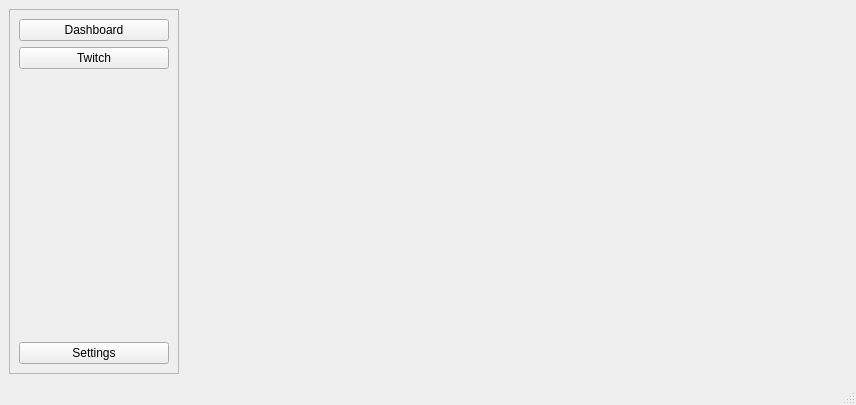
Before: the Qt Designer form ui/mainwindow.ui in itsjusty0gurt/StreamHouse, drawn with Qt 5.
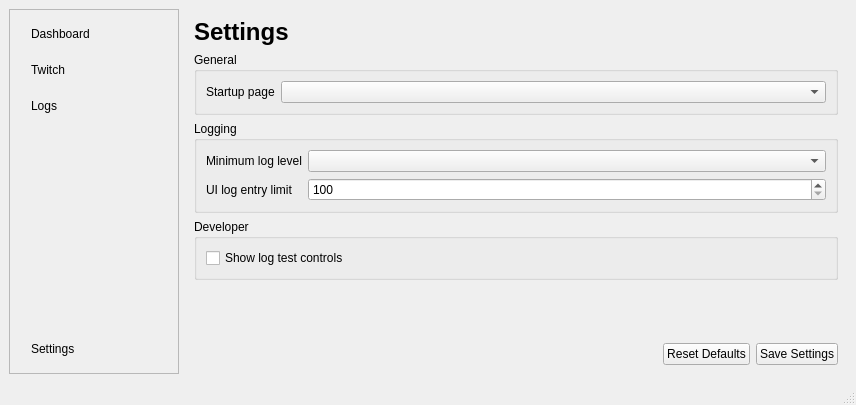
After: the same form once the commit is applied. The open tabs and pages were chosen to show the change.

Commit message: feat(app): add developer dashboard foundation

Patch:
```diff
--- a/ui/mainwindow.ui
+++ b/ui/mainwindow.ui
@@ -19,6 +19,22 @@
      <layout class="QHBoxLayout" name="horizontalLayout">
       <item>
        <widget class="QFrame" name="navigationFrame">
+        <property name="styleSheet">
+         <string notr="true">QPushButton {
+    border: none;
+    border-radius: 5px;
+    padding: 8px 12px;
+    text-align: left;
+}
+QPushButton:hover {
+    background-color: palette(midlight);
+}
+QPushButton:checked {
+    background-color: palette(highlight);
+    color: palette(highlighted-text);
+    font-weight: bold;
+}</string>
+        </property>
         <property name="minimumSize">
          <size>
           <width>170</width>
@@ -40,18 +56,28 @@
         <layout class="QVBoxLayout" name="verticalLayout">
          <item>
           <widget class="QPushButton" name="dashboardButton">
+           <property name="checkable"><bool>true</bool></property>
            <property name="text">
             <string>Dashboard</string>
            </property>
           </widget>
          </item>
          <item>
-          <widget class="QPushButton" name="twitchbutton">
+         <widget class="QPushButton" name="twitchButton">
+          <property name="checkable"><bool>true</bool></property>
            <property name="text">
             <string>Twitch</string>
            </property>
-          </widget>
-         </item>
+         </widget>
+        </item>
+        <item>
+         <widget class="QPushButton" name="logsButton">
+          <property name="checkable"><bool>true</bool></property>
+          <property name="text">
+           <string>Logs</string>
+          </property>
+         </widget>
+        </item>
          <item>
           <spacer name="verticalSpacer">
            <property name="orientation">
@@ -67,6 +93,7 @@
          </item>
          <item>
           <widget class="QPushButton" name="settingsButton">
+           <property name="checkable"><bool>true</bool></property>
            <property name="text">
             <string>Settings</string>
            </property>
@@ -77,8 +104,88 @@
       </item>
       <item>
        <widget class="QStackedWidget" name="mainStack">
-        <widget class="QWidget" name="dashboardPage"/>
-        <widget class="QWidget" name="settingsPage"/>
+        <widget class="QWidget" name="dashboardPage">
+         <layout class="QVBoxLayout" name="dashboardLayout">
+          <item>
+           <widget class="QLabel" name="dashboardTitleLabel">
+            <property name="font">
+             <font><pointsize>18</pointsize><bold>true</bold></font>
+            </property>
+            <property name="text"><string>Sally Status</string></property>
+           </widget>
+          </item>
+          <item>
+           <layout class="QFormLayout" name="serviceStatusLayout">
+            <item row="0" column="0"><widget class="QLabel" name="coreNameLabel"><property name="text"><string>Sally Core</string></property></widget></item>
+            <item row="0" column="1"><widget class="QLabel" name="coreStatusLabel"><property name="text"><string>Ready</string></property></widget></item>
+            <item row="1" column="0"><widget class="QLabel" name="aiNameLabel"><property name="text"><string>AI Provider</string></property></widget></item>
+            <item row="1" column="1"><widget class="QLabel" name="aiStatusLabel"><property name="text"><string>Not configured</string></property></widget></item>
+            <item row="2" column="0"><widget class="QLabel" name="twitchNameLabel"><property name="text"><string>Twitch</string></property></widget></item>
+            <item row="2" column="1"><widget class="QLabel" name="twitchStatusLabel"><property name="text"><string>Disconnected</string></property></widget></item>
+            <item row="3" column="0"><widget class="QLabel" name="obsNameLabel"><property name="text"><string>OBS</string></property></widget></item>
+            <item row="3" column="1"><widget class="QLabel" name="obsStatusLabel"><property name="text"><string>Disconnected</string></property></widget></item>
+            <item row="4" column="0"><widget class="QLabel" name="voiceNameLabel"><property name="text"><string>Voice</string></property></widget></item>
+            <item row="4" column="1"><widget class="QLabel" name="voiceStatusLabel"><property name="text"><string>Disabled</string></property></widget></item>
+           </layout>
+          </item>
+          <item><spacer name="dashboardSpacer"><property name="orientation"><enum>Qt::Orientation::Vertical</enum></property><property name="sizeHint" stdset="0"><size><width>20</width><height>40</height></size></property></spacer></item>
+         </layout>
+        </widget>
+        <widget class="QWidget" name="logsPage">
+         <layout class="QVBoxLayout" name="logsLayout">
+          <item><widget class="QLabel" name="logsTitleLabel"><property name="font"><font><pointsize>18</pointsize><bold>true</bold></font></property><property name="text"><string>Application Logs</string></property></widget></item>
+          <item><widget class="QPlainTextEdit" name="logOutput"><property name="readOnly"><bool>true</bool></property><property name="maximumBlockCount"><number>2000</number></property><property name="placeholderText"><string>Live log messages will appear here.</string></property></widget></item>
+          <item>
+           <layout class="QHBoxLayout" name="logTestButtonsLayout">
+            <item><widget class="QPushButton" name="testInfoButton"><property name="text"><string>Test Info</string></property></widget></item>
+            <item><widget class="QPushButton" name="testWarningButton"><property name="text"><string>Test Warning</string></property></widget></item>
+            <item><widget class="QPushButton" name="testErrorButton"><property name="text"><string>Test Error</string></property></widget></item>
+           </layout>
+          </item>
+         </layout>
+        </widget>
+        <widget class="QWidget" name="settingsPage">
+         <layout class="QVBoxLayout" name="settingsLayout">
+          <item><widget class="QLabel" name="settingsTitleLabel"><property name="font"><font><pointsize>18</pointsize><bold>true</bold></font></property><property name="text"><string>Settings</string></property></widget></item>
+          <item>
+           <widget class="QGroupBox" name="generalSettingsGroup">
+            <property name="title"><string>General</string></property>
+            <layout class="QFormLayout" name="generalSettingsLayout">
+             <item row="0" column="0"><widget class="QLabel" name="startupPageLabel"><property name="text"><string>Startup page</string></property></widget></item>
+             <item row="0" column="1"><widget class="QComboBox" name="startupPageCombo"/></item>
+            </layout>
+           </widget>
+          </item>
+          <item>
+           <widget class="QGroupBox" name="loggingSettingsGroup">
+            <property name="title"><string>Logging</string></property>
+            <layout class="QFormLayout" name="loggingSettingsLayout">
+             <item row="0" column="0"><widget class="QLabel" name="logLevelLabel"><property name="text"><string>Minimum log level</string></property></widget></item>
+             <item row="0" column="1"><widget class="QComboBox" name="logLevelCombo"/></item>
+             <item row="1" column="0"><widget class="QLabel" name="uiLogLimitLabel"><property name="text"><string>UI log entry limit</string></property></widget></item>
+             <item row="1" column="1"><widget class="QSpinBox" name="uiLogLimitSpin"><property name="minimum"><number>100</number></property><property name="maximum"><number>10000</number></property><property name="singleStep"><number>100</number></property></widget></item>
+            </layout>
+           </widget>
+          </item>
+          <item>
+           <widget class="QGroupBox" name="developerSettingsGroup">
+            <property name="title"><string>Developer</string></property>
+            <layout class="QVBoxLayout" name="developerSettingsLayout">
+             <item><widget class="QCheckBox" name="showDeveloperToolsCheck"><property name="text"><string>Show log test controls</string></property></widget></item>
+            </layout>
+           </widget>
+          </item>
+          <item><widget class="QLabel" name="settingsStatusLabel"><property name="text"><string/></property></widget></item>
+          <item><spacer name="settingsSpacer"><property name="orientation"><enum>Qt::Orientation::Vertical</enum></property><property name="sizeHint" stdset="0"><size><width>20</width><height>40</height></size></property></spacer></item>
+          <item>
+           <layout class="QHBoxLayout" name="settingsButtonsLayout">
+            <item><spacer name="settingsButtonSpacer"><property name="orientation"><enum>Qt::Orientation::Horizontal</enum></property><property name="sizeHint" stdset="0"><size><width>40</width><height>20</height></size></property></spacer></item>
+            <item><widget class="QPushButton" name="resetSettingsButton"><property name="text"><string>Reset Defaults</string></property></widget></item>
+            <item><widget class="QPushButton" name="saveSettingsButton"><property name="text"><string>Save Settings</string></property></widget></item>
+           </layout>
+          </item>
+         </layout>
+        </widget>
         <widget class="QWidget" name="twitchPage"/>
        </widget>
       </item>
```
Left out of the diff: 2 changed lines with no effect on the pictures. The commit also changes 17 other files.
